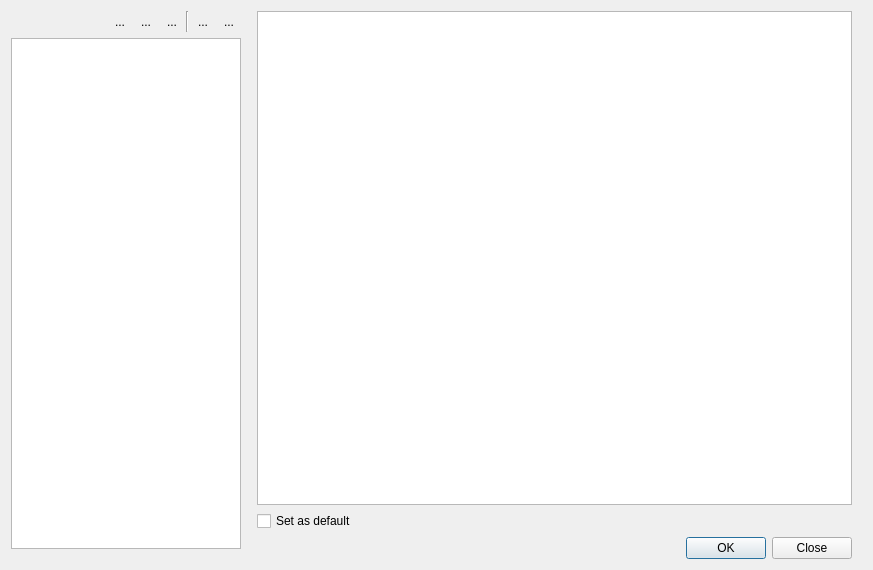
Ptr314/ecat3, file src/dialogs/openconfigwindow.ui: the form before one commit.
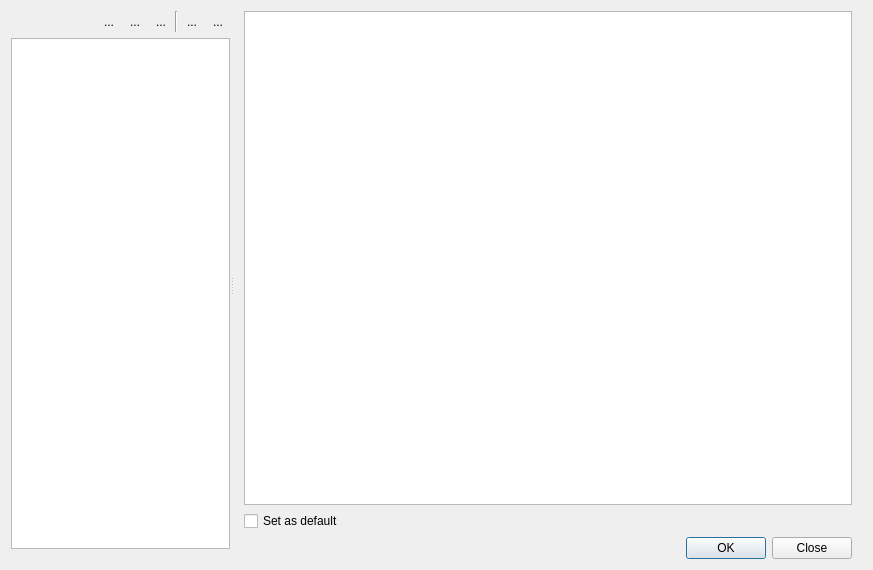
The form after the commit. Icons and pictures are not drawn.

The edit to the form file:
```diff
--- a/src/dialogs/openconfigwindow.ui
+++ b/src/dialogs/openconfigwindow.ui
@@ -13,9 +13,32 @@
   <property name="windowTitle">
    <string>Dialog</string>
   </property>
-  <layout class="QHBoxLayout" name="horizontalLayout" stretch="3,8">
+  <layout class="QHBoxLayout" name="horizontalLayout">
    <item>
+    <widget class="QSplitter" name="splitter">
+     <property name="orientation">
+      <enum>Qt::Orientation::Horizontal</enum>
+     </property>
+     <property name="childrenCollapsible">
+      <bool>false</bool>
+     </property>
+     <widget class="QWidget" name="listPanel">
+      <property name="sizePolicy">
+       <sizepolicy hsizetype="Preferred" vsizetype="Preferred">
+        <horstretch>3</horstretch>
+        <verstretch>0</verstretch>
+       </sizepolicy>
+      </property>
     <layout class="QVBoxLayout" name="verticalLayout" stretch="0,1">
+     <property name="leftMargin">
+      <number>0</number>
+     </property>
+     <property name="topMargin">
+      <number>0</number>
+     </property>
+     <property name="rightMargin">
+      <number>0</number>
+     </property>
      <property name="bottomMargin">
       <number>10</number>
      </property>
@@ -186,8 +209,14 @@
       <widget class="QTreeView" name="treeView"/>
      </item>
     </layout>
-   </item>
-   <item>
+     </widget>
+     <widget class="QWidget" name="descriptionPanel">
+      <property name="sizePolicy">
+       <sizepolicy hsizetype="Preferred" vsizetype="Preferred">
+        <horstretch>8</horstretch>
+        <verstretch>0</verstretch>
+       </sizepolicy>
+      </property>
     <layout class="QVBoxLayout" name="verticalLayout_2">
      <property name="leftMargin">
       <number>10</number>
@@ -266,6 +295,8 @@
       </layout>
      </item>
     </layout>
+     </widget>
+    </widget>
    </item>
   </layout>
  </widget>
```
